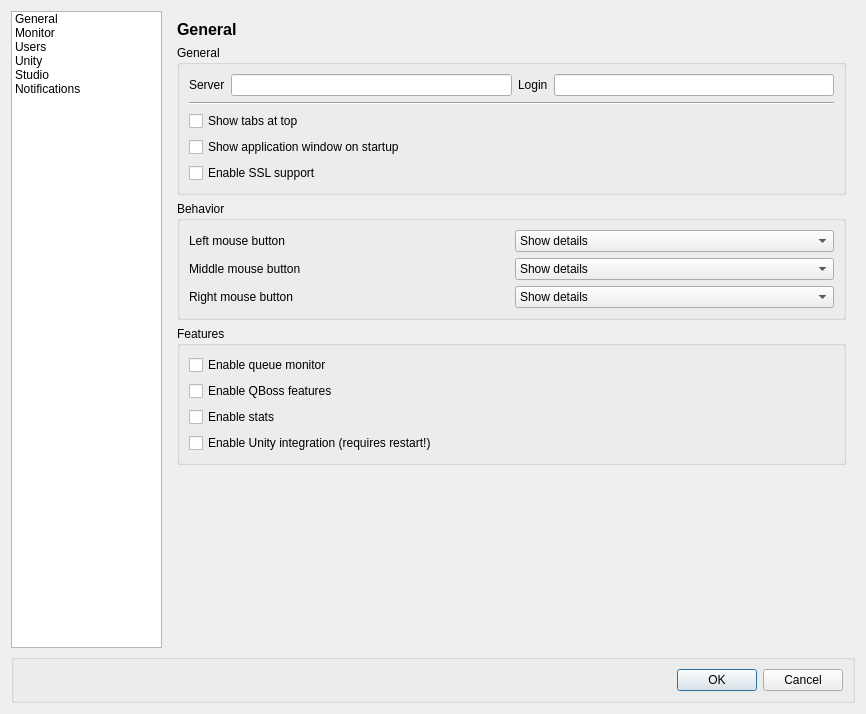
pzirnik/kueue, file ui/configdialog.ui: the form before one commit.
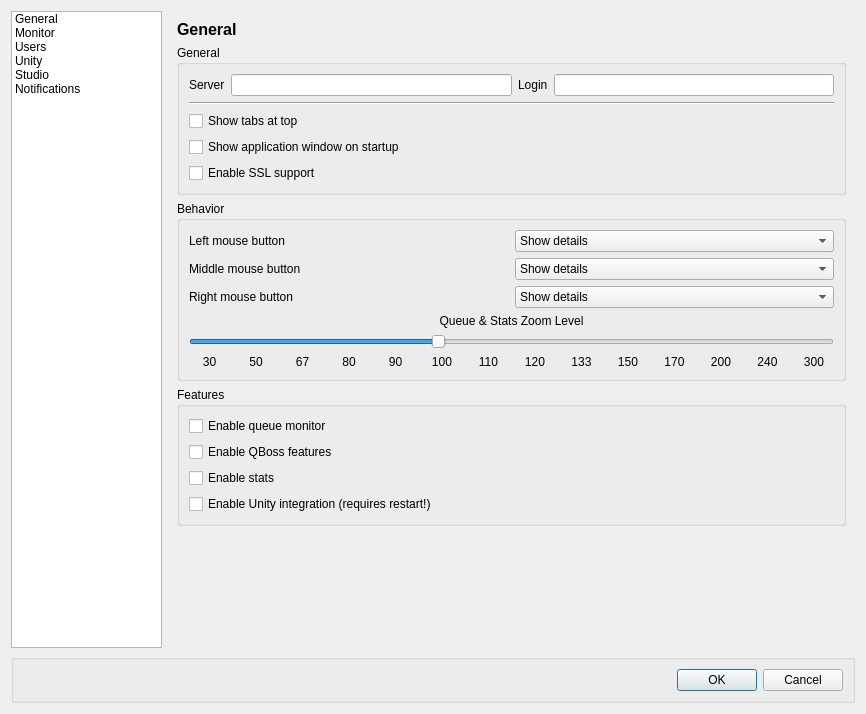
The form after the commit. The open tabs and pages were chosen to show the change. Icons and pictures are not drawn.

Commit message: changes/fixes - update default productmenu - fix crash when DBServer does contain http[s]:// - fix crash when unityURL is empty - fix notification for XFCE - fix stats view - added old men setting - zoom Queue and Stats view via CTRL +/-   or config dialog

The edit to the form file:
```diff
--- a/ui/configdialog.ui
+++ b/ui/configdialog.ui
@@ -121,30 +121,10 @@
       <enum>QFrame::NoFrame</enum>
      </property>
      <property name="currentIndex">
-      <number>3</number>
+      <number>0</number>
      </property>
      <widget class="QWidget" name="page">
       <layout class="QGridLayout" name="gridLayout_24">
-       <item row="0" column="0">
-        <widget class="QLabel" name="label_22">
-         <property name="font">
-          <font>
-           <pointsize>12</pointsize>
-           <weight>75</weight>
-           <bold>true</bold>
-          </font>
-         </property>
-         <property name="frameShape">
-          <enum>QFrame::NoFrame</enum>
-         </property>
-         <property name="frameShadow">
-          <enum>QFrame::Sunken</enum>
-         </property>
-         <property name="text">
-          <string>General</string>
-         </property>
-        </widget>
-       </item>
        <item row="1" column="0" colspan="2">
         <widget class="QGroupBox" name="groupBox_2">
          <property name="title">
@@ -206,6 +186,43 @@
          </layout>
         </widget>
        </item>
+       <item row="4" column="0" colspan="2">
+        <widget class="QGroupBox" name="groupBox_4">
+         <property name="title">
+          <string>Features</string>
+         </property>
+         <layout class="QGridLayout" name="gridLayout_36">
+          <item row="0" column="0">
+           <widget class="QCheckBox" name="cfg_monitorEnabled">
+            <property name="text">
+             <string>Enable queue monitor</string>
+            </property>
+           </widget>
+          </item>
+          <item row="1" column="0">
+           <widget class="QCheckBox" name="cfg_qbossFeatures">
+            <property name="text">
+             <string>Enable QBoss features</string>
+            </property>
+           </widget>
+          </item>
+          <item row="2" column="0">
+           <widget class="QCheckBox" name="cfg_statsEnabled">
+            <property name="text">
+             <string>Enable stats</string>
+            </property>
+           </widget>
+          </item>
+          <item row="3" column="0">
+           <widget class="QCheckBox" name="cfg_unityEnabled">
+            <property name="text">
+             <string>Enable Unity integration (requires restart!)</string>
+            </property>
+           </widget>
+          </item>
+         </layout>
+        </widget>
+       </item>
        <item row="2" column="0" colspan="2">
         <widget class="QGroupBox" name="groupBox_3">
          <property name="title">
@@ -300,47 +317,206 @@
             </item>
            </layout>
           </item>
-         </layout>
-        </widget>
-       </item>
-       <item row="3" column="0" colspan="2">
-        <widget class="QGroupBox" name="groupBox_4">
-         <property name="title">
-          <string>Features</string>
-         </property>
-         <layout class="QGridLayout" name="gridLayout_36">
-          <item row="0" column="0">
-           <widget class="QCheckBox" name="cfg_monitorEnabled">
-            <property name="text">
-             <string>Enable queue monitor</string>
-            </property>
-           </widget>
-          </item>
-          <item row="1" column="0">
-           <widget class="QCheckBox" name="cfg_qbossFeatures">
-            <property name="text">
-             <string>Enable QBoss features</string>
-            </property>
-           </widget>
-          </item>
           <item row="2" column="0">
-           <widget class="QCheckBox" name="cfg_statsEnabled">
-            <property name="text">
-             <string>Enable stats</string>
-            </property>
-           </widget>
+           <layout class="QGridLayout" name="gridLayout_43">
+            <item row="1" column="10">
+             <widget class="QLabel" name="cfg_zoom_170">
+              <property name="text">
+               <string>170</string>
+              </property>
+              <property name="alignment">
+               <set>Qt::AlignCenter</set>
+              </property>
+             </widget>
+            </item>
+            <item row="1" column="12">
+             <widget class="QLabel" name="cfg_zoom_240">
+              <property name="text">
+               <string>240</string>
+              </property>
+              <property name="alignment">
+               <set>Qt::AlignCenter</set>
+              </property>
+             </widget>
+            </item>
+            <item row="1" column="6">
+             <widget class="QLabel" name="cfg_zoom_110">
+              <property name="text">
+               <string>110</string>
+              </property>
+              <property name="alignment">
+               <set>Qt::AlignCenter</set>
+              </property>
+             </widget>
+            </item>
+            <item row="1" column="9">
+             <widget class="QLabel" name="cfg_zoom_150">
+              <property name="text">
+               <string>150</string>
+              </property>
+              <property name="alignment">
+               <set>Qt::AlignCenter</set>
+              </property>
+             </widget>
+            </item>
+            <item row="1" column="8">
+             <widget class="QLabel" name="cfg_zoom_133">
+              <property name="text">
+               <string>133</string>
+              </property>
+              <property name="alignment">
+               <set>Qt::AlignCenter</set>
+              </property>
+             </widget>
+            </item>
+            <item row="1" column="4">
+             <widget class="QLabel" name="cfg_zoom_90">
+              <property name="text">
+               <string>90</string>
+              </property>
+              <property name="alignment">
+               <set>Qt::AlignCenter</set>
+              </property>
+             </widget>
+            </item>
+            <item row="1" column="7">
+             <widget class="QLabel" name="cfg_zoom_120">
+              <property name="text">
+               <string>120</string>
+              </property>
+              <property name="alignment">
+               <set>Qt::AlignCenter</set>
+              </property>
+             </widget>
+            </item>
+            <item row="1" column="5">
+             <widget class="QLabel" name="cfg_zoom_100">
+              <property name="text">
+               <string>100</string>
+              </property>
+              <property name="alignment">
+               <set>Qt::AlignCenter</set>
+              </property>
+             </widget>
+            </item>
+            <item row="1" column="1">
+             <widget class="QLabel" name="cfg_zoom_50">
+              <property name="text">
+               <string>50</string>
+              </property>
+              <property name="alignment">
+               <set>Qt::AlignCenter</set>
+              </property>
+             </widget>
+            </item>
+            <item row="1" column="11">
+             <widget class="QLabel" name="cfg_zoom_200">
+              <property name="text">
+               <string>200</string>
+              </property>
+              <property name="alignment">
+               <set>Qt::AlignCenter</set>
+              </property>
+             </widget>
+            </item>
+            <item row="1" column="0">
+             <widget class="QLabel" name="cfg_zoom_30">
+              <property name="text">
+               <string>30</string>
+              </property>
+              <property name="alignment">
+               <set>Qt::AlignCenter</set>
+              </property>
+             </widget>
+            </item>
+            <item row="1" column="3">
+             <widget class="QLabel" name="cfg_zoom_80">
+              <property name="text">
+               <string>80</string>
+              </property>
+              <property name="alignment">
+               <set>Qt::AlignCenter</set>
+              </property>
+             </widget>
+            </item>
+            <item row="1" column="2">
+             <widget class="QLabel" name="cfg_zoom_67">
+              <property name="text">
+               <string>67</string>
+              </property>
+              <property name="alignment">
+               <set>Qt::AlignCenter</set>
+              </property>
+             </widget>
+            </item>
+            <item row="1" column="13">
+             <widget class="QLabel" name="cfg_zoom_300">
+              <property name="text">
+               <string>300</string>
+              </property>
+              <property name="alignment">
+               <set>Qt::AlignCenter</set>
+              </property>
+             </widget>
+            </item>
+            <item row="0" column="0" colspan="14">
+             <widget class="QSlider" name="cfg_zoomLevel">
+              <property name="sizePolicy">
+               <sizepolicy hsizetype="Preferred" vsizetype="Preferred">
+                <horstretch>0</horstretch>
+                <verstretch>0</verstretch>
+               </sizepolicy>
+              </property>
+              <property name="minimum">
+               <number>0</number>
+              </property>
+              <property name="maximum">
+               <number>13</number>
+              </property>
+              <property name="value">
+               <number>5</number>
+              </property>
+              <property name="orientation">
+               <enum>Qt::Horizontal</enum>
+              </property>
+             </widget>
+            </item>
+           </layout>
           </item>
-          <item row="3" column="0">
-           <widget class="QCheckBox" name="cfg_unityEnabled">
+          <item row="1" column="0">
+           <widget class="QLabel" name="label_43">
             <property name="text">
-             <string>Enable Unity integration (requires restart!)</string>
+             <string>Queue &amp; Stats Zoom Level</string>
+            </property>
+            <property name="alignment">
+             <set>Qt::AlignCenter</set>
             </property>
            </widget>
           </item>
          </layout>
         </widget>
        </item>
-       <item row="4" column="1">
+       <item row="0" column="0">
+        <widget class="QLabel" name="label_22">
+         <property name="font">
+          <font>
+           <pointsize>12</pointsize>
+           <weight>75</weight>
+           <bold>true</bold>
+          </font>
+         </property>
+         <property name="frameShape">
+          <enum>QFrame::NoFrame</enum>
+         </property>
+         <property name="frameShadow">
+          <enum>QFrame::Sunken</enum>
+         </property>
+         <property name="text">
+          <string>General</string>
+         </property>
+        </widget>
+       </item>
+       <item row="5" column="0">
         <spacer name="verticalSpacer">
          <property name="orientation">
           <enum>Qt::Vertical</enum>
@@ -348,7 +524,7 @@
          <property name="sizeHint" stdset="0">
           <size>
            <width>20</width>
-           <height>5</height>
+           <height>40</height>
           </size>
          </property>
         </spacer>
```
Left out of the diff: 16 changed lines with no effect on the pictures. The commit also changes 18 other files.
